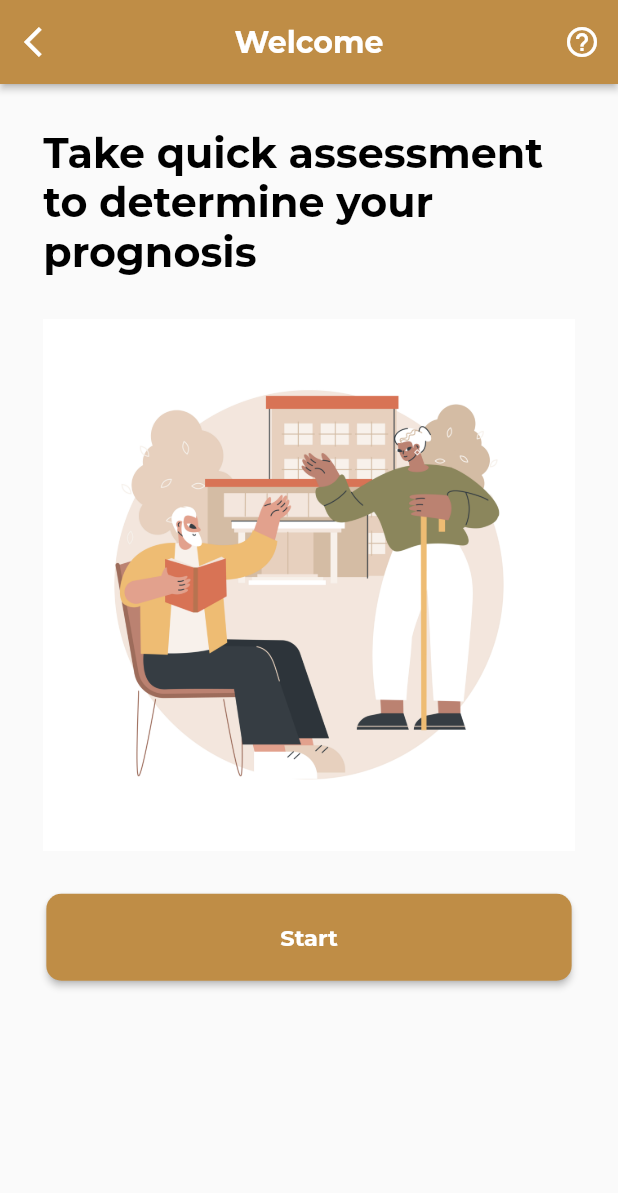
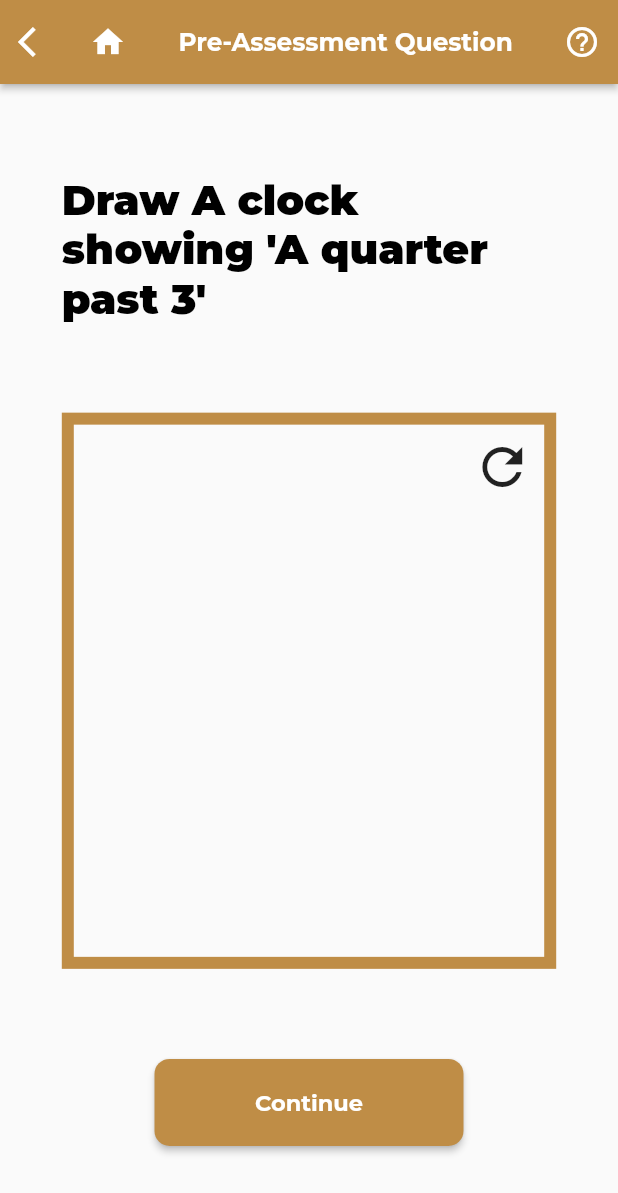
Before and after one commit to morpheus-30/momento, a Flutter app: the PreAssessmentScreen screen opened by its route, after a tap on "Start", on a phone screen of 412 x 824 dp. Shown: the top 1193 px of the screen. Run offline on Flutter 3.47's test engine with Material 2 defaults, Android fonts, the light colour scheme and no system bars; our stand-ins replace sizer; project files that could hold a hidden picture were left out.

Commit message:
added more screens

```diff
--- a/momento/lib/screens/PreAssessmentScreen.dart
+++ b/momento/lib/screens/PreAssessmentScreen.dart
@@ -1,5 +1,6 @@
 import 'package:flutter/material.dart';
 import 'package:momento/constants.dart';
+import 'package:momento/screens/pre_assessment_questions/ClockScreen.dart';
 import 'package:momento/widgets/buttons/signUpButton.dart';
 import 'package:sizer/sizer.dart';
 
@@ -63,7 +64,9 @@ class PreAssessmentScreen extends StatelessWidget {
                 SizedBox(
                   width: 85.w,
                   child: SignUpButton(
-                    onPressed: () {},
+                    onPressed: () {
+                      Navigator.push(context, MaterialPageRoute(builder: (context) => ClockScreen()));
+                    },
                     text: "Start",
                     color: brown2,
                     textcolor: Colors.white,
--- /dev/null
+++ b/momento/lib/screens/pre_assessment_questions/ClockScreen.dart
@@ -0,0 +1,97 @@
+import 'package:flutter/material.dart';
+import 'package:momento/constants.dart';
+import 'package:momento/widgets/buttons/signUpButton.dart';
+import 'package:sizer/sizer.dart';
+import 'DrawingBoard.dart';
+
+class ClockScreen extends StatefulWidget {
+  const ClockScreen({super.key});
+
+  @override
+  State<ClockScreen> createState() => _ClockScreenState();
+}
+
+class _ClockScreenState extends State<ClockScreen> {
+  @override
+  Widget build(BuildContext context) {
+    return Scaffold(
+        appBar: AppBar(
+          leadingWidth: 25.w,
+          actions: [
+            IconButton(
+                onPressed: () {},
+                icon: Icon(
+                  Icons.help_outline_outlined,
+                  color: Colors.white,
+                ))
+          ],
+          elevation: 2,
+          centerTitle: true,
+          title: Text(
+            "Pre-Assessment Question",
+            textAlign: TextAlign.center,
+            style: TextStyle(
+              color: Colors.white,
+              fontSize: 12.sp,
+              fontFamily: "Montserrat",
+              fontWeight: FontWeight.bold,
+            ),
+          ),
+          backgroundColor: brown2,
+          leading: Row(
+            children: [
+              IconButton(
+                icon: const Icon(
+                  Icons.arrow_back_ios,
+                  color: Colors.white,
+                ),
+                onPressed: () {
+                  Navigator.pop(context);
+                },
+              ),
+              IconButton(onPressed: (){}, icon: Icon(Icons.home, color: Colors.white,))
+            ],
+          ),
+        ),
+        body: Container(
+          margin: EdgeInsets.symmetric(horizontal: 10.w),
+          child: Center(
+            child: Column(
+              mainAxisAlignment: MainAxisAlignment.spaceEvenly,
+              crossAxisAlignment: CrossAxisAlignment.center,
+              children: [
+                Text(
+                  "Draw A clock showing 'A quarter past 3'",
+                  style: TextStyle(
+                    color: Colors.black,
+                    fontFamily: "Montserrat",
+                    fontWeight: FontWeight.w900,
+                    fontSize: 20.sp,
+                  ),
+                ),
+                Container(
+                  decoration: BoxDecoration(
+                      border: Border.all(
+                    style: BorderStyle.solid,
+                    color: brown2,
+                    width: 8,
+                  )),
+                  height: 90.w,
+                  width: 90.w,
+                  child: DrawingBoard(),
+                ),
+                SizedBox(
+                  width: 50.w,
+                  child: SignUpButton(
+                    onPressed: () {},
+                    text: "Continue",
+                    color: brown2,
+                    textcolor: Colors.white,
+                  ),
+                )
+              ],
+            ),
+          ),
+        ));
+  }
+}
--- /dev/null
+++ b/momento/lib/screens/pre_assessment_questions/DrawingBoard.dart
@@ -0,0 +1,111 @@
+import 'dart:ui';
+
+import 'package:flutter/material.dart';
+
+class DrawingBoard extends StatefulWidget {
+  @override
+  State<DrawingBoard> createState() => _DrawingBoardState();
+}
+
+class _DrawingBoardState extends State<DrawingBoard> {
+  List<DrawingPoint?> points = [];
+
+  void clearCanvas() {
+    setState(() {
+      points.clear();
+    });
+  }
+
+  @override
+  Widget build(BuildContext context) {
+    return LayoutBuilder(
+      builder: (context, constraints) {
+        return GestureDetector(
+          onPanStart: (details) {
+            addPoint(details.localPosition, constraints.biggest);
+          },
+          onPanUpdate: (details) {
+            addPoint(details.localPosition, constraints.biggest);
+          },
+          onPanEnd: (details) {
+            setState(() {
+              points.add(null);
+            });
+          },
+          child: CustomPaint(
+            size: constraints.biggest,
+            painter: _DrawingPainter(drawingpoints: points),
+            child: Align(
+              alignment: Alignment.topRight,
+              child: IconButton(
+                iconSize: 40,
+                icon: Icon(Icons.refresh),
+                onPressed: clearCanvas,
+              ),
+            ),
+          ),
+        );
+      },
+    );
+  }
+
+  void addPoint(Offset offset, Size size) {
+    if (isPointInsideBounds(offset, size)) {
+      setState(() {
+        points.add(
+          DrawingPoint(
+            offset,
+            Paint()
+              ..color = Colors.black
+              ..isAntiAlias = true
+              ..strokeWidth = 5
+              ..strokeCap = StrokeCap.round,
+          ),
+        );
+      });
+    }
+  }
+
+  bool isPointInsideBounds(Offset offset, Size size) {
+    return offset.dx >= 0 &&
+        offset.dx <= size.width &&
+        offset.dy >= 0 &&
+        offset.dy <= size.height;
+  }
+}
+
+class _DrawingPainter extends CustomPainter {
+  final List<DrawingPoint?> drawingpoints;
+
+  _DrawingPainter({required this.drawingpoints});
+
+  List<Offset> offsetsList = [];
+
+  @override
+  void paint(Canvas canvas, Size size) {
+    for (int i = 0; i < drawingpoints.length - 1; i++) {
+      if (drawingpoints[i] != null && drawingpoints[i + 1] != null) {
+        canvas.drawLine(drawingpoints[i]!.offset, drawingpoints[i + 1]!.offset,
+            drawingpoints[i]!.paint);
+      } else if (drawingpoints[i] != null && drawingpoints[i + 1] == null) {
+        offsetsList.clear();
+
+        offsetsList.add(drawingpoints[i]!.offset);
+        canvas.drawPoints(
+            PointMode.points, offsetsList, drawingpoints[i]!.paint);
+      }
+    }
+  }
+
+  @override
+  bool shouldRepaint(covariant CustomPainter oldDelegate) {
+    return true;
+  }
+}
+
+class DrawingPoint {
+  final Offset offset;
+  final Paint paint;
+
+  DrawingPoint(this.offset, this.paint);
+}
```
Also changed, not shown: momento/lib/screens/pre_assessment_questions/testDoodle.dart (added, +108 -0 lines).
